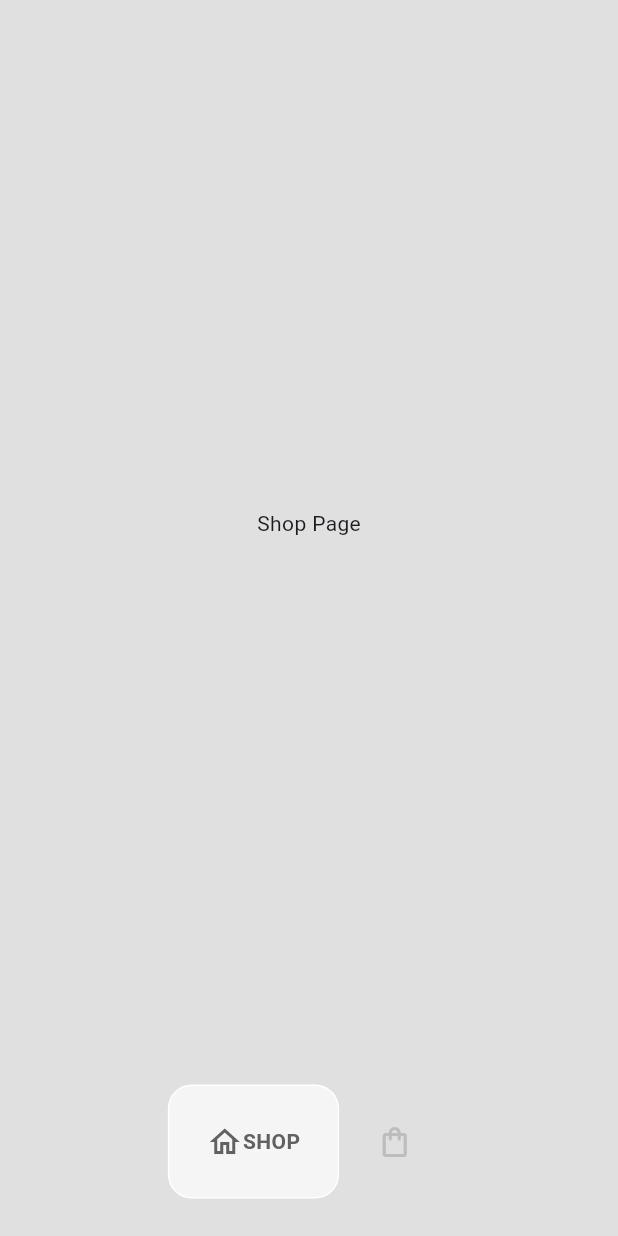
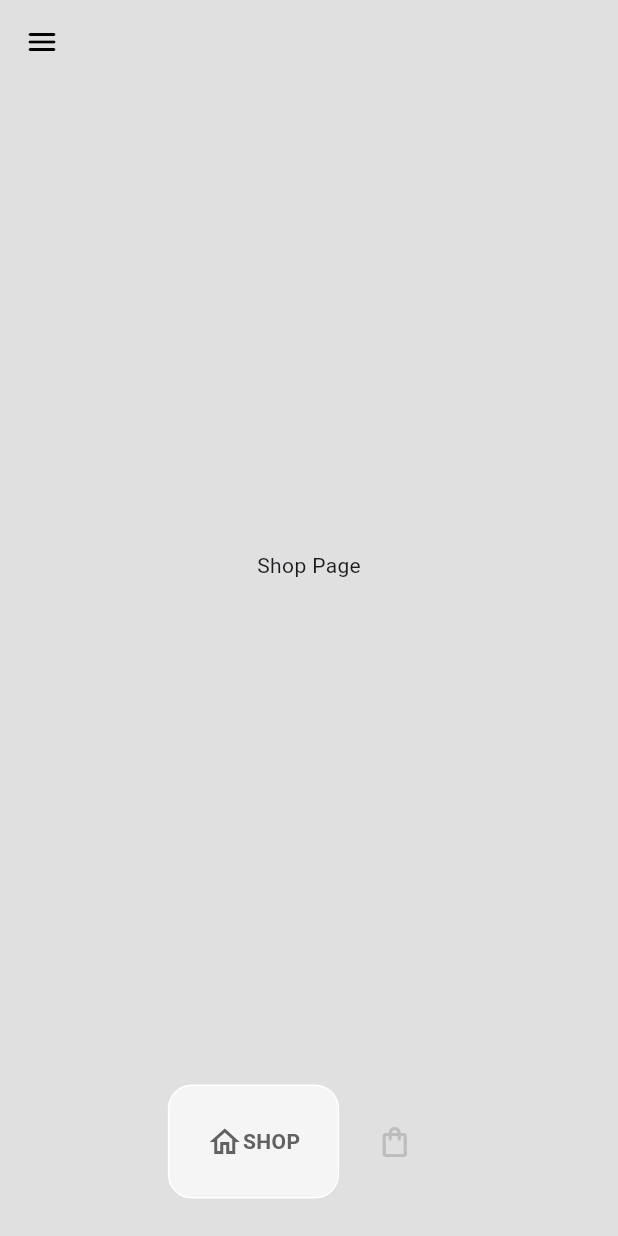
Before and after one commit to Lilhomie42/ecom-mk, a Flutter app: the HomePage screen opened directly, on a phone screen of 412 x 824 dp. Run offline on Flutter 3.47's test engine with Material 3 defaults, Android fonts, the phone set to English and light mode, and no system bars; drawn by our look-alikes of google_nav_bar.

Commit message:
Added a drawer widget with icons buttons

```diff
--- a/lib/pages/home_page.dart
+++ b/lib/pages/home_page.dart
@@ -11,7 +11,6 @@
 }
 
 class _HomePageState extends State<HomePage> {
-
   int _selectedIndex = 0;
 
   void navigateBottomBar(int index) {
@@ -22,7 +21,6 @@
 
   final List<Widget> _pages = [
     const ShopPage(),
-
     const CartPage(),
   ];
 
@@ -30,8 +28,95 @@
   Widget build(BuildContext context) {
     return Scaffold(
       backgroundColor: Colors.grey[300],
-      bottomNavigationBar: MyBottomNavBar(
-        onTabChange: (index) => navigateBottomBar(index)
+      bottomNavigationBar:
+          MyBottomNavBar(onTabChange: (index) => navigateBottomBar(index)),
+      appBar: AppBar(
+        backgroundColor: Colors.transparent,
+        elevation: 0,
+        leading: Builder(
+            builder: (context) => IconButton(
+                  icon: const Icon(
+                    Icons.menu_rounded,
+                    color: Colors.black,
+                  ),
+                  onPressed: () {
+                    Scaffold.of(context).openDrawer();
+                  },
+                )),
+      ),
+      drawer: Drawer(
+        backgroundColor: Colors.grey.shade800,
+        child: Column(
+          mainAxisAlignment: MainAxisAlignment.spaceBetween,
+          children: [
+            // Logo
+            Column(
+              children: [
+                DrawerHeader(
+                  child: Image.asset('lib/images/Ecomlogo.png'),
+                ),
+
+                Padding(
+                  padding: const EdgeInsets.symmetric(horizontal: 25.0),
+                  child: Divider(
+                    color: Colors.grey.shade800,
+                  ),
+                ),
+                Padding(
+                  padding: const EdgeInsets.only(left: 25.0),
+                  child: ListTile(
+                    leading: Icon(
+                      Icons.home_outlined,
+                      color: Colors.white,
+                    ),
+                    title: Text(
+                      'HOME',
+                      style: TextStyle(color: Colors.white),
+                    ),
+                  ),
+                ),
+                Padding(
+                  padding: const EdgeInsets.symmetric(horizontal: 25.0),
+                  child: Divider(
+                    color: Colors.grey.shade800,
+                  ),
+                ),
+                Padding(
+                  padding: const EdgeInsets.only(left: 25.0),
+                  child: ListTile(
+                    leading: Icon(
+                      Icons.info_outline,
+                      color: Colors.white,
+                    ),
+                    title: Text(
+                      'ABOUT',
+                      style: TextStyle(color: Colors.white),
+                    ),
+                  ),
+                ),
+                Padding(
+                  padding: const EdgeInsets.symmetric(horizontal: 25.0),
+                  child: Divider(
+                    color: Colors.grey.shade800,
+                  ),
+                ),
+              ],
+            ),
+            Padding(
+              padding: const EdgeInsets.only(left: 25.0, bottom: 25.0),
+              child: ListTile(
+                leading: Icon(
+                  Icons.logout_rounded,
+                  color: Colors.white,
+                ),
+                title: Text(
+                  'LOGOUT',
+                  style: TextStyle(color: Colors.white),
+                ),
+              ),
+            ),
+          ],
+        ),
       ),
       body: _pages[_selectedIndex],
     );
```
